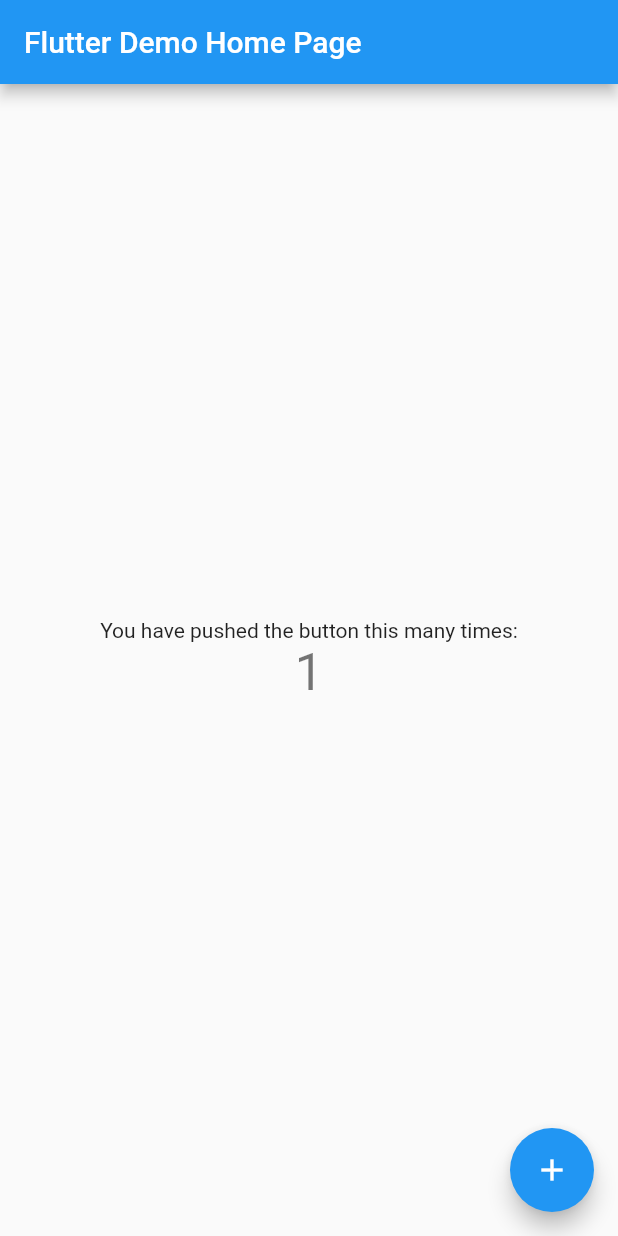
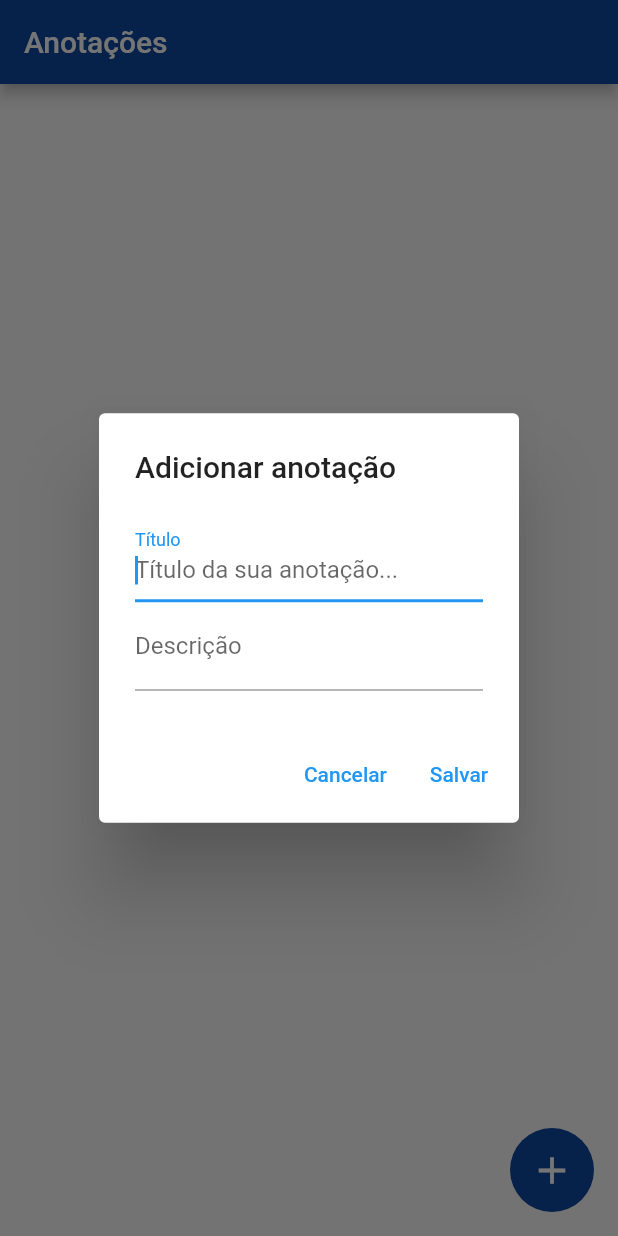
Before and after one commit to PX-115/minhas_anotacoes, a Flutter app: the screen it shows after launch, after a tap on the "add" icon, on a phone screen of 412 x 824 dp. Run offline on Flutter 3.47's test engine with Material 2 defaults, Android fonts, the phone set to English and light mode, and no system bars; our stand-ins replace sqflite; accounts and stored records are empty.

```diff
--- /dev/null
+++ b/lib/Home.dart
@@ -0,0 +1,90 @@
+import 'package:flutter/material.dart';
+import 'package:sqflite/sqflite.dart';
+import 'package:path/path.dart';
+import 'dart:async';
+import 'dart:io';
+
+class Home extends StatefulWidget {
+  const Home({ Key key }) : super(key: key);
+
+  @override
+  _HomeState createState() => _HomeState();
+}
+
+class _HomeState extends State<Home> {
+
+  TextEditingController _controllerAddNoteTitle = TextEditingController();
+  TextEditingController _controllerAddNoteDesc = TextEditingController();
+
+
+
+  @override
+  Widget build(BuildContext context) {
+    return Scaffold(
+      appBar: AppBar(
+        backgroundColor: Colors.blue[900],
+        title: Text('Anotações'),
+      ),
+
+      body: Column(
+        children: <Widget>[
+
+        ],
+      ),
+
+      floatingActionButton: FloatingActionButton(
+        backgroundColor: Colors.blue[900],
+        foregroundColor: Colors.white,
+        elevation: 0,
+        child: Icon(Icons.add, size: 30),
+        onPressed: (){
+          showDialog(
+            context: context,
+            builder: (context){
+              return AlertDialog(
+                title: Text('Adicionar anotação'),
+                content: Column(
+                  crossAxisAlignment: CrossAxisAlignment.stretch,
+                  mainAxisSize: MainAxisSize.min,
+                  children: <Widget>[
+                    TextField(
+                      controller: _controllerAddNoteTitle,
+                      autofocus: true,
+                      decoration: InputDecoration(
+                        labelText: 'Título',
+                        hintText: 'Título da sua anotação...'
+                      ),
+                      onChanged: (addNoteTitleTextField){},
+                    ),
+
+                    TextField(
+                      controller: _controllerAddNoteDesc,
+                      decoration: InputDecoration(
+                        labelText: 'Descrição',
+                        hintText: 'Descrição da sua anotação...'
+                      ),
+                      onChanged: (addNoteDescriptionTextField){},
+                    ),
+                  ],
+                ),
+
+                actions: <Widget>[
+                  TextButton(
+                    child: Text('Cancelar'),
+                    onPressed: () => Navigator.pop(context),
+                  ),
+
+                  TextButton(
+                    child: Text('Salvar'),
+                    onPressed: (){}
+                  ),
+                ],
+              );
+            }
+          );
+        },
+      ),
+
+    );
+  }
+}
--- a/lib/main.dart
+++ b/lib/main.dart
@@ -1,113 +1,7 @@
 import 'package:flutter/material.dart';
+import 'package:minhas_anotacoes/Home.dart';
 
-void main() {
-  runApp(MyApp());
-}
-
-class MyApp extends StatelessWidget {
-  // This widget is the root of your application.
-  @override
-  Widget build(BuildContext context) {
-    return MaterialApp(
-      title: 'Flutter Demo',
-      theme: ThemeData(
-        // This is the theme of your application.
-        //
-        // Try running your application with "flutter run". You'll see the
-        // application has a blue toolbar. Then, without quitting the app, try
-        // changing the primarySwatch below to Colors.green and then invoke
-        // "hot reload" (press "r" in the console where you ran "flutter run",
-        // or simply save your changes to "hot reload" in a Flutter IDE).
-        // Notice that the counter didn't reset back to zero; the application
-        // is not restarted.
-        primarySwatch: Colors.blue,
-      ),
-      home: MyHomePage(title: 'Flutter Demo Home Page'),
-    );
-  }
-}
-
-class MyHomePage extends StatefulWidget {
-  MyHomePage({Key key, this.title}) : super(key: key);
-
-  // This widget is the home page of your application. It is stateful, meaning
-  // that it has a State object (defined below) that contains fields that affect
-  // how it looks.
-
-  // This class is the configuration for the state. It holds the values (in this
-  // case the title) provided by the parent (in this case the App widget) and
-  // used by the build method of the State. Fields in a Widget subclass are
-  // always marked "final".
-
-  final String title;
-
-  @override
-  _MyHomePageState createState() => _MyHomePageState();
-}
-
-class _MyHomePageState extends State<MyHomePage> {
-  int _counter = 0;
-
-  void _incrementCounter() {
-    setState(() {
-      // This call to setState tells the Flutter framework that something has
-      // changed in this State, which causes it to rerun the build method below
-      // so that the display can reflect the updated values. If we changed
-      // _counter without calling setState(), then the build method would not be
-      // called again, and so nothing would appear to happen.
-      _counter++;
-    });
-  }
-
-  @override
-  Widget build(BuildContext context) {
-    // This method is rerun every time setState is called, for instance as done
-    // by the _incrementCounter method above.
-    //
-    // The Flutter framework has been optimized to make rerunning build methods
-    // fast, so that you can just rebuild anything that needs updating rather
-    // than having to individually change instances of widgets.
-    return Scaffold(
-      appBar: AppBar(
-        // Here we take the value from the MyHomePage object that was created by
-        // the App.build method, and use it to set our appbar title.
-        title: Text(widget.title),
-      ),
-      body: Center(
-        // Center is a layout widget. It takes a single child and positions it
-        // in the middle of the parent.
-        child: Column(
-          // Column is also a layout widget. It takes a list of children and
-          // arranges them vertically. By default, it sizes itself to fit its
-          // children horizontally, and tries to be as tall as its parent.
-          //
-          // Invoke "debug painting" (press "p" in the console, choose the
-          // "Toggle Debug Paint" action from the Flutter Inspector in Android
-          // Studio, or the "Toggle Debug Paint" command in Visual Studio Code)
-          // to see the wireframe for each widget.
-          //
-          // Column has various properties to control how it sizes itself and
-          // how it positions its children. Here we use mainAxisAlignment to
-          // center the children vertically; the main axis here is the vertical
-          // axis because Columns are vertical (the cross axis would be
-          // horizontal).
-          mainAxisAlignment: MainAxisAlignment.center,
-          children: <Widget>[
-            Text(
-              'You have pushed the button this many times:',
-            ),
-            Text(
-              '$_counter',
-              style: Theme.of(context).textTheme.headline4,
-            ),
-          ],
-        ),
-      ),
-      floatingActionButton: FloatingActionButton(
-        onPressed: _incrementCounter,
-        tooltip: 'Increment',
-        child: Icon(Icons.add),
-      ), // This trailing comma makes auto-formatting nicer for build methods.
-    );
-  }
-}
+void main()=> runApp(MaterialApp(
+  debugShowCheckedModeBanner: false,
+  home: Home(),
+));
--- a/pubspec.yaml
+++ b/pubspec.yaml
@@ -28,6 +28,7 @@ dependencies:
   # The following adds the Cupertino Icons font to your application.
   # Use with the CupertinoIcons class for iOS style icons.
   cupertino_icons: ^1.0.2
+  sqflite: ^2.0.0+3
 
 dev_dependencies:
   flutter_test:
```
Also changed, not shown: pubspec.lock, 1 other file.
